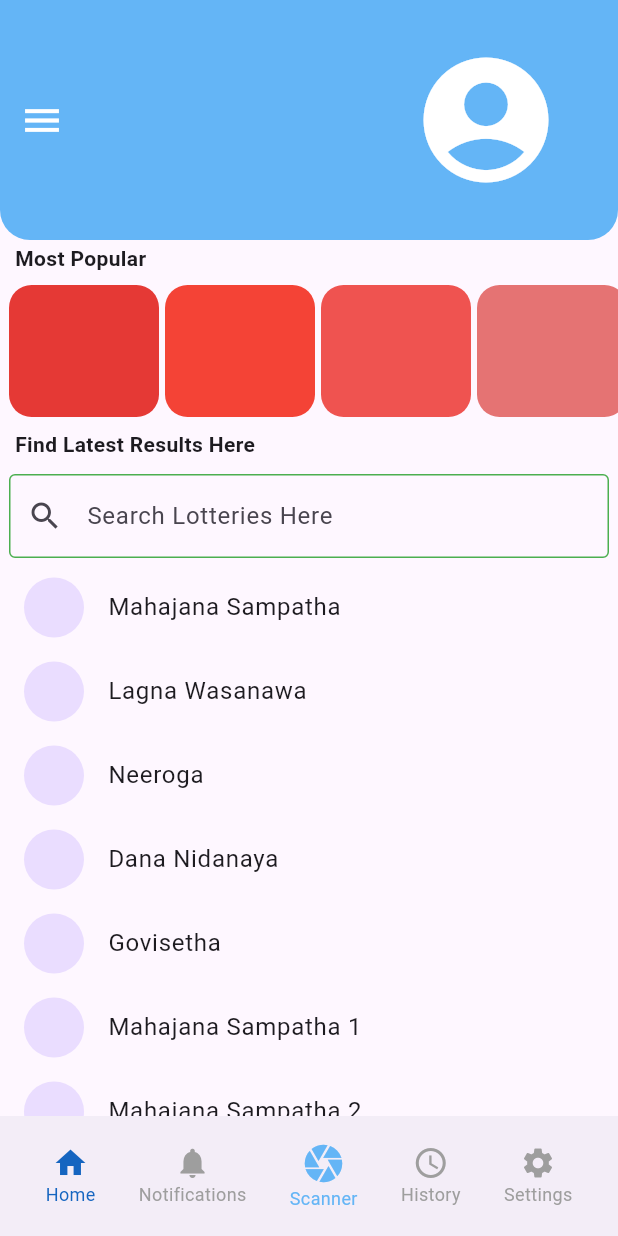
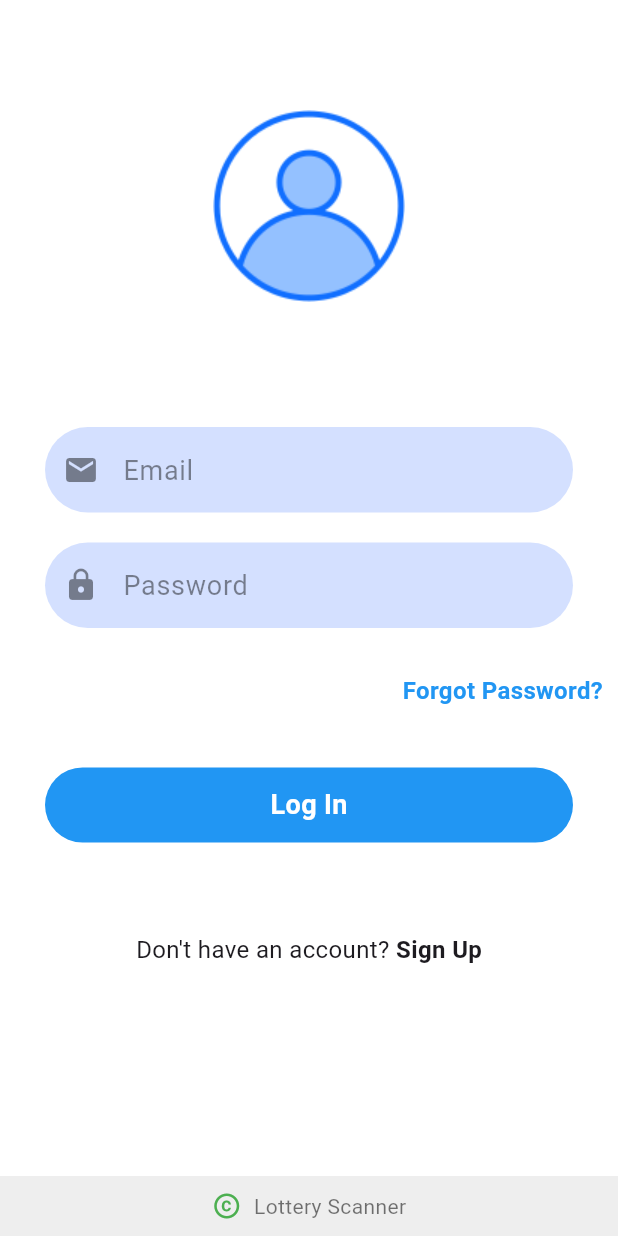
Before and after one commit to sumira/lottery-scanner-app, a Flutter app: the screen it shows after launch, on a phone screen of 412 x 824 dp. Run offline on Flutter 3.47's test engine with Material 3 defaults, Android fonts, the light colour scheme and no system bars; our stand-ins replace cloud_firestore, firebase_auth, firebase_core; accounts and stored records are empty.

Commit message:
login and signup screens created and tested

```diff
--- a/lib/main.dart
+++ b/lib/main.dart
@@ -6,7 +6,7 @@ void main() async {
   WidgetsFlutterBinding.ensureInitialized();
   await Firebase.initializeApp();
   runApp(const MaterialApp(
-    initialRoute: RouteManager.homePage,
+    initialRoute: RouteManager.login,
     onGenerateRoute: RouteManager.generateRoute,
     debugShowCheckedModeBanner: false,
   ));
--- /dev/null
+++ b/lib/pages/login/signUp/login.dart
@@ -0,0 +1,161 @@
+import 'package:lottery_app/screens/home/home.dart';
+import 'package:lottery_app/pages/login/signUp/signup.dart';
+import 'package:lottery_app/services/authentication.dart';
+import 'package:lottery_app/widgets/custom_button.dart';
+import 'package:lottery_app/widgets/snack_bar.dart';
+import 'package:lottery_app/widgets/text_field.dart';
+import 'package:flutter/material.dart';
+
+class LoginScreen extends StatefulWidget {
+  const LoginScreen({Key? key}) : super(key: key);
+
+  @override
+  State<LoginScreen> createState() => _LoginScreenState();
+}
+
+class _LoginScreenState extends State<LoginScreen> {
+  final TextEditingController emailController = TextEditingController();
+  final TextEditingController passwordController = TextEditingController();
+  bool isLoading = false;
+  final _formKey = GlobalKey<FormState>();
+
+  void loginUser() async {
+    if (_formKey.currentState!.validate()) {
+      setState(() {
+        isLoading = true;
+      });
+
+      String res = await AuthServices().loginUser(
+        email: emailController.text,
+        password: passwordController.text,
+      );
+
+      if (res == "success") {
+        Navigator.of(context).pushReplacement(
+            MaterialPageRoute(builder: (context) => const Home()));
+      } else {
+        setState(() {
+          isLoading = false;
+        });
+        showSnackbar(context, res);
+      }
+    }
+  }
+
+  @override
+  Widget build(BuildContext context) {
+    return Scaffold(
+      backgroundColor: Colors.white,
+      body: SafeArea(
+        child: Column(
+          children: [
+            Expanded(
+              child: SingleChildScrollView(
+                child: Padding(
+                  padding: const EdgeInsets.symmetric(horizontal: 10),
+                  child: Form(
+                    key: _formKey,
+                    child: Column(
+                      crossAxisAlignment: CrossAxisAlignment.center,
+                      children: [
+                        SizedBox(
+                          height: MediaQuery.of(context).size.height / 3.0,
+                          child: Image.asset("assets/signup.png"),
+                        ),
+                        CustomTextField(
+                          textEditingController: emailController,
+                          hintText: 'Email',
+                          icon: Icons.email,
+                          keyboardType: TextInputType.emailAddress,
+                          validator: (value) {
+                            if (value == null || value.isEmpty) {
+                              return 'Please enter your email';
+                            }
+                            if (!RegExp(r'^[\w-\.]+@([\w-]+\.)+[\w-]{2,4}$')
+                                .hasMatch(value)) {
+                              return 'Please enter a valid email';
+                            }
+                            return null;
+                          },
+                        ),
+                        CustomTextField(
+                          textEditingController: passwordController,
+                          hintText: 'Password',
+                          icon: Icons.lock,
+                          isPass: true,
+                          validator: (value) {
+                            if (value == null || value.isEmpty) {
+                              return 'Please enter your password';
+                            }
+                            if (value.length < 6) {
+                              return 'Password must be at least 6 characters long';
+                            }
+                            return null;
+                          },
+                        ),
+                        const SizedBox(height: 20),
+                        const Align(
+                          alignment: Alignment.centerRight,
+                          child: Text(
+                            "Forgot Password?",
+                            style: TextStyle(
+                              fontWeight: FontWeight.bold,
+                              fontSize: 16,
+                              color: Colors.blue,
+                            ),
+                          ),
+                        ),
+                        const SizedBox(height: 20),
+                        CustomButton(onTab: loginUser, text: "Log In"),
+                        const SizedBox(height: 40),
+                        Row(
+                          mainAxisAlignment: MainAxisAlignment.center,
+                          children: [
+                            const Text(
+                              "Don't have an account? ",
+                              style: TextStyle(fontSize: 16),
+                            ),
+                            GestureDetector(
+                              onTap: () {
+                                Navigator.push(
+                                    context,
+                                    MaterialPageRoute(
+                                        builder: (context) => const Signup()));
+                              },
+                              child: const Text(
+                                "Sign Up",
+                                style: TextStyle(
+                                  fontWeight: FontWeight.bold,
+                                  fontSize: 16,
+                                ),
+                              ),
+                            )
+                          ],
+                        ),
+                      ],
+                    ),
+                  ),
+                ),
+              ),
+            ),
+            Container(
+              padding: const EdgeInsets.symmetric(vertical: 10),
+              color: Colors.grey[200],
+              child: const Row(
+                mainAxisAlignment: MainAxisAlignment.center,
+                children: [
+                  Icon(Icons.copyright, color: Colors.green, size: 20),
+                  SizedBox(width: 8),
+                  Text(
+                    'Lottery Scanner',
+                    style: TextStyle(fontSize: 14, color: Colors.black54),
+                  ),
+                ],
+              ),
+            )
+          ],
+        ),
+      ),
+    );
+  }
+}
--- a/lib/routes/routes.dart
+++ b/lib/routes/routes.dart
@@ -1,12 +1,14 @@
 import "package:flutter/material.dart";
+import "package:lottery_app/pages/login/signUp/login.dart";
 import "package:lottery_app/screens/home/home.dart";
-import "package:lottery_app/screens/scanner.dart";
+import "package:lottery_app/pages/scanner.dart";
 import "package:lottery_app/screens/splash/splash.dart";
 
 class RouteManager {
   static const String homePage = '/';
   static const String scanner = '/scanner';
   static const String splash = '/splash';
+  static const String login = '/login';
 
   static Route<dynamic> generateRoute(RouteSettings settings) {
     switch (settings.name) {
@@ -16,6 +18,8 @@ class RouteManager {
         return MaterialPageRoute(builder: (context) => TicketScanner());
       case splash:
         return MaterialPageRoute(builder: (context) => SplashScreen());
+      case login:
+        return MaterialPageRoute(builder: (context) => LoginScreen());
 
       default:
         throw const FormatException("Route not found, check the routes");
--- a/lib/screens/home/home.dart
+++ b/lib/screens/home/home.dart
@@ -1,9 +1,9 @@
 import 'package:flutter/material.dart';
 import 'package:lottery_app/routes/routes.dart';
 import 'package:lottery_app/screens/home/home_page.dart';
-import 'package:lottery_app/screens/lottery_history.dart';
-import 'package:lottery_app/screens/notifications.dart';
-import 'package:lottery_app/screens/settings.dart';
+import 'package:lottery_app/pages/lottery_history.dart';
+import 'package:lottery_app/pages/notifications.dart';
+import 'package:lottery_app/pages/settings.dart';
 
 class Home extends StatefulWidget {
   const Home({super.key});
--- /dev/null
+++ b/lib/services/authentication.dart
@@ -0,0 +1,51 @@
+import 'package:cloud_firestore/cloud_firestore.dart';
+import 'package:firebase_auth/firebase_auth.dart';
+
+class AuthServices {
+  final FirebaseFirestore _firestore = FirebaseFirestore.instance;
+  final FirebaseAuth _auth = FirebaseAuth.instance;
+
+  Future<String> signUpUser(
+      {required String email,
+      required String password,
+      required String name}) async {
+    String res = "error occured in signup";
+    try {
+      UserCredential credential = await _auth.createUserWithEmailAndPassword(
+          email: email, password: password);
+      await _firestore.collection("users").doc(credential.user!.uid).set({
+        'name': name,
+        "email": email,
+        'uid': credential.user!.uid,
+      });
+      res = "success";
+    } catch (e) {
+      print(e.toString());
+    }
+    return res;
+  }
+
+  Future<String> loginUser({
+    required String email,
+    required String password,
+  }) async {
+    try {
+      String res = "error occured in signin";
+
+      if (email.isNotEmpty || password.isNotEmpty) {
+        await _auth.signInWithEmailAndPassword(
+            email: email, password: password);
+        res = "success";
+      } else {
+        res = "Please enter all the fields";
+      }
+      return res;
+    } catch (e) {
+      return e.toString();
+    }
+  }
+
+  Future<void> signOut() async {
+    await _auth.signOut();
+  }
+}
--- /dev/null
+++ b/lib/widgets/custom_button.dart
@@ -0,0 +1,33 @@
+import 'package:flutter/material.dart';
+
+class CustomButton extends StatelessWidget {
+  final VoidCallback onTab;
+  final String text;
+  const CustomButton({super.key, required this.onTab, required this.text});
+
+  @override
+  Widget build(BuildContext context) {
+    return InkWell(
+      onTap: onTab,
+      child: Padding(
+        padding: EdgeInsets.all(20),
+        child: Container(
+          alignment: Alignment.center,
+          padding: const EdgeInsets.symmetric(
+            vertical: 12,
+          ),
+          decoration: ShapeDecoration(
+            shape:
+                RoundedRectangleBorder(borderRadius: BorderRadius.circular(30)),
+            color: Colors.blue,
+          ),
+          child: Text(text,
+              style: const TextStyle(
+                  fontWeight: FontWeight.bold,
+                  fontSize: 18,
+                  color: Colors.white)),
+        ),
+      ),
+    );
+  }
+}
--- /dev/null
+++ b/lib/widgets/text_field.dart
@@ -0,0 +1,74 @@
+import 'package:flutter/material.dart';
+
+class CustomTextField extends StatelessWidget {
+  final TextEditingController textEditingController;
+  final bool isPass;
+  final String hintText;
+  final IconData icon;
+  final String? Function(String?)? validator;
+  final TextInputType keyboardType;
+
+  const CustomTextField({
+    Key? key,
+    required this.textEditingController,
+    this.isPass = false,
+    required this.hintText,
+    required this.icon,
+    this.validator,
+    this.keyboardType = TextInputType.text,
+  }) : super(key: key);
+
+  @override
+  Widget build(BuildContext context) {
+    return Padding(
+      padding: const EdgeInsets.symmetric(horizontal: 20, vertical: 10),
+      child: TextFormField(
+        obscureText: isPass,
+        controller: textEditingController,
+        keyboardType: keyboardType,
+        validator: validator,
+        decoration: InputDecoration(
+          hintText: hintText,
+          hintStyle: const TextStyle(
+            color: Colors.black45,
+            fontSize: 18,
+          ),
+          prefixIcon: Icon(
+            icon,
+            color: Colors.black45,
+          ),
+          contentPadding:
+              const EdgeInsets.symmetric(vertical: 15, horizontal: 20),
+          border: InputBorder.none,
+          filled: true,
+          fillColor: const Color.fromARGB(255, 212, 224, 255),
+          enabledBorder: OutlineInputBorder(
+            borderSide: BorderSide.none,
+            borderRadius: BorderRadius.circular(30),
+          ),
+          focusedBorder: OutlineInputBorder(
+            borderSide: const BorderSide(
+              width: 2,
+              color: Colors.blue,
+            ),
+            borderRadius: BorderRadius.circular(30),
+          ),
+          errorBorder: OutlineInputBorder(
+            borderSide: const BorderSide(
+              width: 2,
+              color: Colors.red,
+            ),
+            borderRadius: BorderRadius.circular(30),
+          ),
+          focusedErrorBorder: OutlineInputBorder(
+            borderSide: const BorderSide(
+              width: 2,
+              color: Colors.red,
+            ),
+            borderRadius: BorderRadius.circular(30),
+          ),
+        ),
+      ),
+    );
+  }
+}
```
Also changed, not shown: lib/pages/login/signUp/signup.dart (added, +181 -0 lines), lib/screens/login.dart (deleted, +0 -15 lines), lib/widgets/snack_bar.dart (added, +7 -0 lines), pubspec.yaml (+6 -7 lines), assets/add-friend.png (added), assets/key.png (added), assets/signup.png (added), lib/pages/lottery_history.dart (renamed from lib/screens/lottery_history.dart), lib/pages/notifications.dart (renamed from lib/screens/notifications.dart), lib/pages/scanner.dart (renamed from lib/screens/scanner.dart), lib/pages/settings.dart (renamed from lib/screens/settings.dart).
